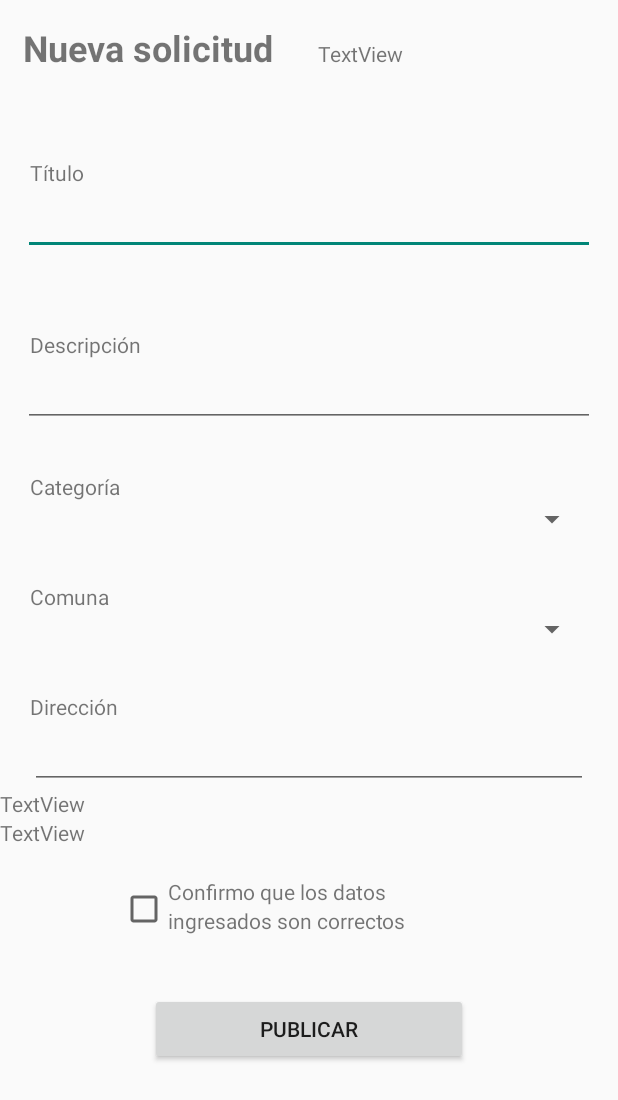
After one commit to sfonsecagu/RespaldoServiScope, an Android app: the NuevaSolicitudActivity screen opened directly, with no data from a screen before it, on a phone screen of 412 x 824 dp. The commit adds this screen. Shown: the top 1100 px of the screen. Run offline under Robolectric (Android 15) with nearby library versions, the phone set to English and light mode, and no system bars; libraries missing offline, so code that uses them is left out: com.loopj.android, cz.msebera.android; network calls fail.

Commit message:
Creación de Solicitud

```diff
--- a/APP/app/src/main/AndroidManifest.xml
+++ b/APP/app/src/main/AndroidManifest.xml
@@ -30,6 +30,7 @@
         <activity android:name=".LoginActivity" />
         <activity android:name=".RecuperarActivity" />
         <activity android:name=".CambioContrasenaActivity"/>
+        <activity android:name=".NuevaSolicitudActivity"/>
     </application>
 
 </manifest>
--- a/APP/app/src/main/java/com/example/app/CambioContrasenaActivity.java
+++ b/APP/app/src/main/java/com/example/app/CambioContrasenaActivity.java
@@ -60,7 +60,7 @@ public class CambioContrasenaActivity extends AppCompatActivity {
                         //Ruta seba
                         validarUsuario("http://192.168.64.2/ServiScope/validar_codigo.php");
                         //Ruta Diego
-                        //validarUsuario("http://192.168.0.11/ServiScope/validar_codigo.php");
+                        //validarUsuario("http://192.168.1.98/ServiScope/validar_codigo.php");
                     }else {
                         Toast.makeText(CambioContrasenaActivity.this,"Las contraseñas no coinciden", Toast.LENGTH_SHORT).show();
                     }
@@ -92,8 +92,9 @@ public class CambioContrasenaActivity extends AppCompatActivity {
                 if (!response.isEmpty()){
                     //Ruta seba
                     cambiarContrasena("http://192.168.64.2/ServiScope/cambiar_contrasena.php");
+
                     //Ruta Diego
-                    //cambiarContrasena("http://192.168.0.11/ServiScope/cambiar_contrasena.php");
+                    //cambiarContrasena("http://192.168.1.98/ServiScope/cambiar_contrasena.php");
                 }else{
                     Toast.makeText(CambioContrasenaActivity.this,"Código erróneo", Toast.LENGTH_SHORT).show();
 
--- a/APP/app/src/main/java/com/example/app/LoginActivity.java
+++ b/APP/app/src/main/java/com/example/app/LoginActivity.java
@@ -37,29 +37,29 @@ public class LoginActivity extends AppCompatActivity {
         super.onCreate(savedInstanceState);
         setContentView(R.layout.activity_login);
 
-        edtEmail=(EditText)findViewById(R.id.edtEmail);
-        edtContrasena=(EditText)findViewById(R.id.edtTelefono);
-        btnEntrar=(Button) findViewById(R.id.btnEntrar);
-        txtOlvido=(TextView) findViewById(R.id.txtOlvido);
-        txtRegistro=(TextView) findViewById(R.id.txtRegistro);
+        edtEmail = (EditText) findViewById(R.id.edtEmail);
+        edtContrasena = (EditText) findViewById(R.id.edtTelefono);
+        btnEntrar = (Button) findViewById(R.id.btnEntrar);
+        txtOlvido = (TextView) findViewById(R.id.txtOlvido);
+        txtRegistro = (TextView) findViewById(R.id.txtRegistro);
 
         recuperarPreferencias();
 
         btnEntrar.setOnClickListener(new View.OnClickListener() {
             @Override
             public void onClick(View view) {
-                email=edtEmail.getText().toString();
-                contrasena=edtContrasena.getText().toString();
-                if(!email.isEmpty() && !contrasena.isEmpty()){
+                email = edtEmail.getText().toString();
+                contrasena = edtContrasena.getText().toString();
+                if (!email.isEmpty() && !contrasena.isEmpty()) {
 
                     //Ruta Seba
                     validarUsuario("http://192.168.64.2/ServiScope/validar_usuario.php");
 
                     //Ruta Diego
-                   //validarUsuario("http://192.168.0.11/ServiScope/validar_usuario.php");
+                    //validarUsuario("http://192.168.0.11/ServiScope/validar_usuario.php");
 
-                }else{
-                    Toast.makeText(LoginActivity.this,"Favor de completar los datos", Toast.LENGTH_SHORT).show();
+                } else {
+                    Toast.makeText(LoginActivity.this, "Favor de completar los datos", Toast.LENGTH_SHORT).show();
                 }
             }
         });
@@ -67,7 +67,7 @@ public class LoginActivity extends AppCompatActivity {
 
         //Hipervinculo Recuperar contraseña
         SpannableString content = new SpannableString(txtOlvido.getText());
-        content.setSpan(new UnderlineSpan(),0,txtOlvido.length(),0);
+        content.setSpan(new UnderlineSpan(), 0, txtOlvido.length(), 0);
         txtOlvido.setText(content);
         txtOlvido.setOnClickListener(new View.OnClickListener() {
             @Override
@@ -80,7 +80,7 @@ public class LoginActivity extends AppCompatActivity {
 
         //Hipervinculo Registro
         SpannableString cont = new SpannableString(txtRegistro.getText());
-        cont.setSpan(new UnderlineSpan(),0,txtRegistro.length(),0);
+        cont.setSpan(new UnderlineSpan(), 0, txtRegistro.length(), 0);
         txtRegistro.setText(cont);
         txtRegistro.setOnClickListener(new View.OnClickListener() {
             @Override
@@ -93,17 +93,17 @@ public class LoginActivity extends AppCompatActivity {
 
     }
 
-    private void validarUsuario(String URL){
-        StringRequest stringRequest=new StringRequest(Request.Method.POST, URL, new Response.Listener<String>() {
+    private void validarUsuario(String URL) {
+        StringRequest stringRequest = new StringRequest(Request.Method.POST, URL, new Response.Listener<String>() {
             @Override
             public void onResponse(String response) {
-                if (!response.isEmpty()){
+                if (!response.isEmpty()) {
                     guardarPreferencias();
-                    Intent intent = new Intent(getApplicationContext(), MainActivity.class);
+                    Intent intent = new Intent(getApplicationContext(), NuevaSolicitudActivity.class);
                     startActivity(intent);
                     finish();
-                }else{
-                    Toast.makeText(LoginActivity.this,"Usuario o contraseña incorrecto, reintente", Toast.LENGTH_SHORT).show();
+                } else {
+                    Toast.makeText(LoginActivity.this, "Usuario o contraseña incorrecto, reintente", Toast.LENGTH_SHORT).show();
                 }
 
             }
@@ -112,7 +112,7 @@ public class LoginActivity extends AppCompatActivity {
             public void onErrorResponse(VolleyError error) {
                 Toast.makeText(LoginActivity.this, error.toString(), Toast.LENGTH_SHORT).show();
             }
-        }){
+        }) {
             @Override
             protected Map<String, String> getParams() throws AuthFailureError {
                 Map<String, String> parametros = new HashMap<String, String>();
@@ -128,16 +128,16 @@ public class LoginActivity extends AppCompatActivity {
 
     }
 
-    private void guardarPreferencias(){
+    private void guardarPreferencias() {
         SharedPreferences preferences = getSharedPreferences("preferenciasLogin", Context.MODE_PRIVATE);
-        SharedPreferences.Editor editor=preferences.edit();
-        editor.putString("email",email);
-        editor.putString("contrasena",contrasena);
+        SharedPreferences.Editor editor = preferences.edit();
+        editor.putString("email", email);
+        editor.putString("contrasena", contrasena);
         editor.putBoolean("sesion", true);
         editor.commit();
     }
 
-    private void recuperarPreferencias(){
+    private void recuperarPreferencias() {
         SharedPreferences preferences = getSharedPreferences("preferenciasLogin", Context.MODE_PRIVATE);
         edtEmail.setText(preferences.getString("email", "usuario@correo.com"));
         edtContrasena.setText(preferences.getString("contrasena", "123456"));
--- /dev/null
+++ b/APP/app/src/main/java/com/example/app/NuevaSolicitudActivity.java
@@ -0,0 +1,171 @@
+package com.example.app;
+
+import android.os.Bundle;
+import android.view.View;
+import android.widget.AdapterView;
+import android.widget.ArrayAdapter;
+import android.widget.Button;
+import android.widget.EditText;
+import android.widget.Spinner;
+import android.widget.TextView;
+
+import com.loopj.android.http.AsyncHttpClient;
+import com.loopj.android.http.AsyncHttpResponseHandler;
+
+import org.json.JSONArray;
+
+import java.util.ArrayList;
+
+import androidx.appcompat.app.AppCompatActivity;
+import cz.msebera.android.httpclient.Header;
+
+public class NuevaSolicitudActivity extends AppCompatActivity {
+
+    EditText edtTitulo, edtDescripcion, edtDireccion;
+    Spinner spnServicio, spnComuna;
+    Button btnPublicar;
+    TextView txtComuna, txtCategoria, txtEmail;
+    AsyncHttpClient cliente;
+
+    @Override
+    protected void onCreate(Bundle savedInstanceState) {
+        super.onCreate(savedInstanceState);
+        setContentView(R.layout.activity_nuevasolicitud);
+
+        edtTitulo = (EditText) findViewById(R.id.edtTelefono);
+        edtDescripcion = (EditText) findViewById(R.id.edtDescripcion);
+        edtDireccion = (EditText) findViewById(R.id.edtDireccion);
+        spnServicio = (Spinner) findViewById(R.id.spnServicio);
+        spnComuna = (Spinner) findViewById(R.id.spnComuna);
+        btnPublicar = (Button) findViewById(R.id.btnPublicar);
+        txtCategoria = (TextView) findViewById(R.id.txtCategoria);
+        txtComuna = (TextView) findViewById(R.id.txtComuna);
+
+        //llenarSpinnerComuna();
+        //llenarSpinnerServicio();
+        //recibirDatos();
+
+
+        spnComuna.setOnItemSelectedListener(new AdapterView.OnItemSelectedListener() {
+            @Override
+            public void onItemSelected(AdapterView<?> adapterView, View view, int i, long id) {
+                String comuna = spnComuna.getItemAtPosition(spnComuna.getSelectedItemPosition()).toString();
+                txtComuna.setText(comuna);
+            }
+
+            @Override
+            public void onNothingSelected(AdapterView<?> adapterView) {
+
+            }
+        });
+
+        spnServicio.setOnItemSelectedListener(new AdapterView.OnItemSelectedListener() {
+            @Override
+            public void onItemSelected(AdapterView<?> adapterView, View view, int i, long id) {
+                String servicio = spnServicio.getItemAtPosition(spnServicio.getSelectedItemPosition()).toString();
+                txtCategoria.setText(servicio);
+            }
+
+            @Override
+            public void onNothingSelected(AdapterView<?> adapterView) {
+
+            }
+        });
+
+        btnPublicar.setOnClickListener(new View.OnClickListener() {
+            @Override
+            public void onClick(View view) {
+
+            }
+        });
+
+
+    }
+
+    private void llenarSpinnerComuna(){
+        //Ruta Seba
+        String url = "http://192.168.64.2/ServiScope/listar_comunas.php";
+
+        //Ruta Diego
+        //String url = "http://192.168.1.98/ServiScope/listar_comunas.php";
+        cliente.post(url, new AsyncHttpResponseHandler() {
+            @Override
+            public void onSuccess(int statusCode, Header[] headers, byte[] responseBody) {
+                if(statusCode==200){
+                    cargarSpinnerC(new String(responseBody));
+                }
+            }
+
+            @Override
+            public void onFailure(int statusCode, Header[] headers, byte[] responseBody, Throwable error) {
+
+            }
+        });
+    }
+
+    public void cargarSpinnerC(String respuesta){
+        ArrayList<Comuna> lista = new ArrayList<Comuna>();
+        try {
+            JSONArray jsonArreglo = new JSONArray(respuesta);
+            for (int i=0; i<jsonArreglo.length();i++){
+                Comuna c = new Comuna();
+                c.setNombre(jsonArreglo.getJSONObject(i). getString("nombre"));
+                c.setId_comuna(jsonArreglo.getJSONObject(i).getInt("id_comuna"));
+                lista.add(c);
+            }
+            ArrayAdapter<Comuna> a = new ArrayAdapter<Comuna>(this, android.R.layout.simple_dropdown_item_1line, lista);
+            spnComuna.setAdapter(a);
+
+        }catch (Exception e){
+            e.printStackTrace();
+        }
+    }
+
+    private void llenarSpinnerServicio(){
+        //Ruta Seba
+        String url = "http://192.168.64.2/ServiScope/listar_servicios.php";
+
+        //Ruta Diego
+        //String url = "http://192.168.1.98/ServiScope/listar_servicios.php";
+        cliente.post(url, new AsyncHttpResponseHandler() {
+            @Override
+            public void onSuccess(int statusCode, Header[] headers, byte[] responseBody) {
+                if(statusCode==200){
+                    cargarSpinnerS(new String(responseBody));
+                }
+            }
+
+            @Override
+            public void onFailure(int statusCode, Header[] headers, byte[] responseBody, Throwable error) {
+
+            }
+        });
+    }
+
+    public void cargarSpinnerS(String respuesta){
+        ArrayList<Servicio> lista = new ArrayList<Servicio>();
+        try {
+            JSONArray jsonArreglo = new JSONArray(respuesta);
+            for (int i=0; i<jsonArreglo.length();i++){
+                Servicio c = new Servicio();
+                c.setNombre(jsonArreglo.getJSONObject(i). getString("nombre"));
+                c.setId_servicio(jsonArreglo.getJSONObject(i).getInt("id_servicio"));
+                lista.add(c);
+            }
+            ArrayAdapter<Servicio> a = new ArrayAdapter<Servicio>(this, android.R.layout.simple_dropdown_item_1line, lista);
+            spnServicio.setAdapter(a);
+
+        }catch (Exception e){
+            e.printStackTrace();
+        }
+    }
+
+
+    private void recibirDatos() {
+        Bundle u = getIntent().getExtras();
+        String d1 = u.getString("email");
+        txtEmail = (TextView) findViewById(R.id.txtEmail);
+        txtEmail.setText(d1);
+
+    }
+}
--- a/APP/app/src/main/java/com/example/app/RecuperarActivity.java
+++ b/APP/app/src/main/java/com/example/app/RecuperarActivity.java
@@ -87,10 +87,10 @@ public class RecuperarActivity extends AppCompatActivity {
                 rut=edtRut.getText().toString();
                 if(!rut.isEmpty()){
                     //Ruta Seba
-                   buscarUsuario("http://192.168.64.2/ServiScope/recuperar_contrasena.php?rut="+edtRut.getText()+"");
+                    buscarUsuario("http://192.168.64.2/ServiScope/recuperar_contrasena.php?rut="+edtRut.getText()+"");
 
                     //Ruta Diego
-                    //buscarUsuario("http://192.168.0.11/ServiScope/recuperar_contrasena.php?rut="+edtRut.getText()+"");
+                    //buscarUsuario("http://192.168.1.98/ServiScope/recuperar_contrasena.php?rut="+edtRut.getText()+"");
 
                 }else{
                     Toast.makeText(RecuperarActivity.this,"Favor de completar los datos", Toast.LENGTH_SHORT).show();
@@ -126,7 +126,7 @@ public class RecuperarActivity extends AppCompatActivity {
                             message.setRecipients(Message.RecipientType.TO,InternetAddress.parse(correo));
                             message.setContent("Estimado, <br>" +
                                     "<br>" +
-                                    "A continuación se le hace entrega del código para poder restablecer sus credenciales.<br>" +
+                                    "A continuación, se le hace entrega del código para poder restablecer sus credenciales.<br>" +
                                     "<br>" +
                                     "Usuario: "+correo+"<br>" +
                                     "Código: "+cod_contr+"<br>" +
--- /dev/null
+++ b/APP/app/src/main/java/com/example/app/Servicio.java
@@ -0,0 +1,48 @@
+package com.example.app;
+
+public class Servicio {
+    private int id_servicio;
+    private String nombre;
+    private String descripcion;
+
+    public Servicio(){
+
+    }
+
+    public Servicio(int id_servicio, String nombre, String descripcion) {
+        this.id_servicio = id_servicio;
+        this.nombre = nombre;
+        this.descripcion = descripcion;
+    }
+
+    public int getId_servicio() {
+        return id_servicio;
+    }
+
+    public void setId_servicio(int id_servicio) {
+        this.id_servicio = id_servicio;
+    }
+
+    public String getNombre() {
+        return nombre;
+    }
+
+    public void setNombre(String nombre) {
+        this.nombre = nombre;
+    }
+
+    public String getDescripcion() {
+        return descripcion;
+    }
+
+    public void setDescripcion(String descripcion) {
+        this.descripcion = descripcion;
+    }
+
+    @Override
+    public String toString() {
+        return nombre + '\'' +
+                ", descripcion='" + descripcion + '\'' +
+                '}';
+    }
+}
--- /dev/null
+++ b/APP/app/src/main/res/layout/activity_nuevasolicitud.xml
@@ -0,0 +1,198 @@
+<?xml version="1.0" encoding="utf-8"?>
+<androidx.constraintlayout.widget.ConstraintLayout
+    xmlns:android="http://schemas.android.com/apk/res/android"
+    xmlns:app="http://schemas.android.com/apk/res-auto"
+    xmlns:tools="http://schemas.android.com/tools"
+    android:layout_width="match_parent"
+    android:layout_height="match_parent">
+
+    <LinearLayout
+        android:layout_width="match_parent"
+        android:layout_height="match_parent"
+        android:orientation="vertical"
+        app:layout_constraintBottom_toBottomOf="parent"
+        app:layout_constraintEnd_toEndOf="parent"
+        app:layout_constraintStart_toStartOf="parent"
+        app:layout_constraintTop_toTopOf="parent">
+
+        <LinearLayout
+            android:layout_width="wrap_content"
+            android:layout_height="wrap_content"
+            android:orientation="horizontal">
+
+            <TextView
+                android:id="@+id/textView29"
+                android:layout_width="match_parent"
+                android:layout_height="40dp"
+                android:layout_marginStart="15dp"
+                android:layout_marginTop="15dp"
+                android:text="Nueva solicitud"
+                android:textSize="24sp"
+                android:textStyle="bold" />
+
+            <TextView
+                android:id="@+id/txtEmail"
+                android:layout_width="match_parent"
+                android:layout_height="wrap_content"
+                android:layout_marginLeft="30dp"
+                android:layout_marginRight="5dp"
+                android:layout_marginTop="15dp"
+                android:text="TextView" />
+        </LinearLayout>
+
+        <ScrollView
+            android:layout_width="match_parent"
+            android:layout_height="match_parent">
+
+            <LinearLayout
+                android:layout_width="match_parent"
+                android:layout_height="wrap_content"
+                android:orientation="vertical" >
+
+                <TextView
+                    android:id="@+id/textView30"
+                    android:layout_width="match_parent"
+                    android:layout_height="wrap_content"
+                    android:layout_marginStart="20dp"
+                    android:layout_marginTop="50dp"
+                    android:text="Título" />
+
+                <EditText
+                    android:id="@+id/edtTitulo"
+                    android:layout_width="match_parent"
+                    android:layout_height="wrap_content"
+                    android:layout_marginEnd="15dp"
+                    android:layout_marginStart="15dp"
+                    android:ems="10"
+                    android:inputType="textPersonName" />
+
+                <TextView
+                    android:id="@+id/textView32"
+                    android:layout_width="match_parent"
+                    android:layout_height="wrap_content"
+                    android:layout_marginStart="20dp"
+                    android:layout_marginTop="50dp"
+                    android:text="Descripción" />
+
+                <EditText
+                    android:id="@+id/edtDescripcion"
+                    android:layout_width="match_parent"
+                    android:layout_height="wrap_content"
+                    android:layout_marginEnd="15dp"
+                    android:layout_marginStart="15dp"
+                    android:ems="10"
+                    android:gravity="start|top"
+                    android:inputType="textMultiLine" />
+
+                <TextView
+                    android:id="@+id/textView36"
+                    android:layout_width="match_parent"
+                    android:layout_height="wrap_content"
+                    android:layout_marginStart="20dp"
+                    android:layout_marginTop="30dp"
+                    android:text="Categoría" />
+
+                <Spinner
+                    android:id="@+id/spnServicio"
+                    android:layout_width="match_parent"
+                    android:layout_height="wrap_content"
+                    android:layout_marginEnd="20dp"
+                    android:layout_marginStart="20dp" />
+
+                <TextView
+                    android:id="@+id/textView37"
+                    android:layout_width="match_parent"
+                    android:layout_height="wrap_content"
+                    android:layout_marginStart="20dp"
+                    android:layout_marginTop="30dp"
+                    android:text="Comuna" />
+
+                <Spinner
+                    android:id="@+id/spnComuna"
+                    android:layout_width="match_parent"
+                    android:layout_height="wrap_content"
+                    android:layout_marginEnd="20dp"
+                    android:layout_marginStart="20dp" />
+
+                <TextView
+                    android:id="@+id/textView38"
+                    android:layout_width="match_parent"
+                    android:layout_height="wrap_content"
+                    android:layout_marginStart="20dp"
+                    android:layout_marginTop="30dp"
+                    android:text="Dirección" />
+
+                <EditText
+                    android:id="@+id/edtDireccion"
+                    android:layout_width="match_parent"
+                    android:layout_height="wrap_content"
+                    android:layout_marginEnd="20dp"
+                    android:layout_marginStart="20dp"
+                    android:ems="10"
+                    android:inputType="textPersonName" />
+
+                <TextView
+                    android:id="@+id/txtCategoria"
+                    android:layout_width="match_parent"
+                    android:layout_height="wrap_content"
+                    android:text="TextView"
+                    android:visibility="visible" />
+
+                <TextView
+                    android:id="@+id/txtComuna"
+                    android:layout_width="match_parent"
+                    android:layout_height="wrap_content"
+                    android:text="TextView"
+                    android:visibility="visible" />
+
+                <LinearLayout
+                    android:layout_width="match_parent"
+                    android:layout_height="wrap_content"
+                    android:layout_marginTop="20dp"
+                    android:orientation="horizontal">
+
+                    <CheckBox
+                        android:id="@+id/checkBox"
+                        android:layout_width="wrap_content"
+                        android:layout_height="wrap_content"
+                        android:layout_marginBottom="20dp"
+                        android:layout_marginStart="80dp"
+                        android:layout_marginTop="5dp" />
+
+                    <LinearLayout
+                        android:layout_width="wrap_content"
+                        android:layout_height="wrap_content"
+                        android:orientation="vertical">
+
+                        <TextView
+                            android:id="@+id/textView19"
+                            android:layout_width="match_parent"
+                            android:layout_height="wrap_content"
+                            android:text="Confirmo que los datos" />
+
+                        <TextView
+                            android:id="@+id/textView20"
+                            android:layout_width="match_parent"
+                            android:layout_height="wrap_content"
+                            android:text="ingresados son correctos" />
+                    </LinearLayout>
+                </LinearLayout>
+
+                <Button
+                    android:id="@+id/btnPublicar"
+                    android:layout_width="match_parent"
+                    android:layout_height="wrap_content"
+                    android:layout_marginEnd="100dp"
+                    android:layout_marginStart="100dp"
+                    android:layout_marginTop="20dp"
+                    android:text="Publicar"
+                    android:layout_centerHorizontal="true"
+                    app:layout_constraintEnd_toEndOf="parent"
+                    app:layout_constraintStart_toStartOf="parent"
+                    app:layout_constraintTop_toBottomOf="parent" />
+            </LinearLayout>
+        </ScrollView>
+
+    </LinearLayout>
+
+</androidx.constraintlayout.widget.ConstraintLayout>
```
Also changed, not shown: APP/app/src/main/java/com/example/app/MainActivity.java (+5 -4 lines), APP/app/src/main/java/com/example/app/RegistrarActivity.java (+5 -3 lines).
